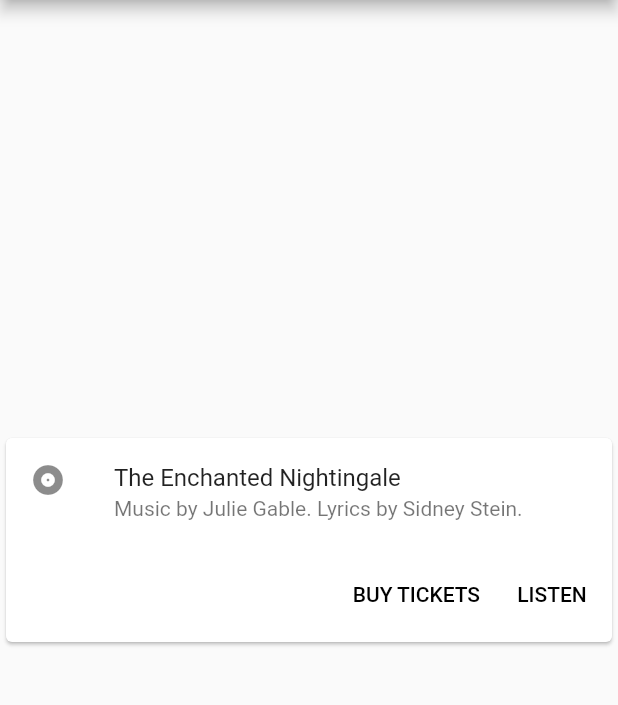
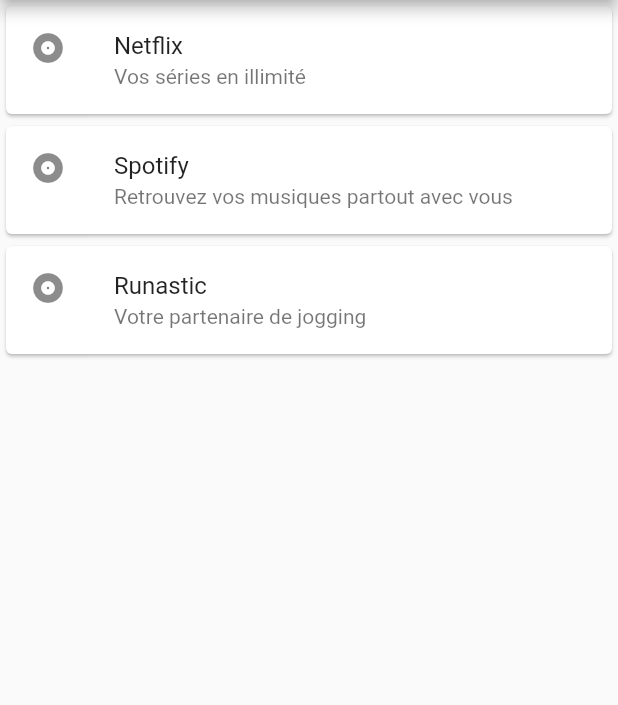
Before and after one commit to stardread/Projet_Flutter, a Flutter app: the screen it shows after launch, on a phone screen of 412 x 824 dp, the part 156-861 px from its top. Run offline on Flutter 3.47's test engine with Material 2 defaults, Android fonts, the light colour scheme and no system bars; drawn by our look-alikes of auto_size_text; our stand-ins replace device_info.

Commit message:
Update sevices.dart

```diff
--- a/lib/page/sevices.dart
+++ b/lib/page/sevices.dart
@@ -2,36 +2,30 @@
 import 'package:flutter/material.dart';
 
 class Services extends StatelessWidget {
-
+  var serviceTitle = ['Netflix', 'Spotify', 'Runastic'];
+  var serviceDescription = ['Vos séries en illimité', 'Retrouvez vos musiques partout avec vous', 'Votre partenaire de jogging'];
   @override
   Widget build(BuildContext context) {
     return Container(
       child: Center(
-        child: Card(
+        child:
+        ListView.builder(
+          itemBuilder: (context, position) {
+            return Card(
               child: Column(
                 mainAxisSize: MainAxisSize.min,
                 children: <Widget>[
-              const ListTile(
+                  ListTile(
+                    onTap:() { },
                     leading: Icon(Icons.album),
-                title: Text('The Enchanted Nightingale'),
-                subtitle: Text('Music by Julie Gable. Lyrics by Sidney Stein.'),
-              ),
-              ButtonTheme.bar( // make buttons use the appropriate styles for cards
-                child: ButtonBar(
-                  children: <Widget>[
-                    FlatButton(
-                      child: const Text('BUY TICKETS'),
-                      onPressed: () { /* ... */ },
-                    ),
-                    FlatButton(
-                      child: const Text('LISTEN'),
-                      onPressed: () { /* ... */ },
+                    title: Text(serviceTitle[position]),
+                    subtitle: Text(serviceDescription[position]),
                   ),
                 ],
               ),
-              ),
-            ],
-          ),
+            );
+          },
+          itemCount: serviceTitle.length,
         ),
       )
     );
```
Lines whose indentation alone changed are shown as unchanged.
